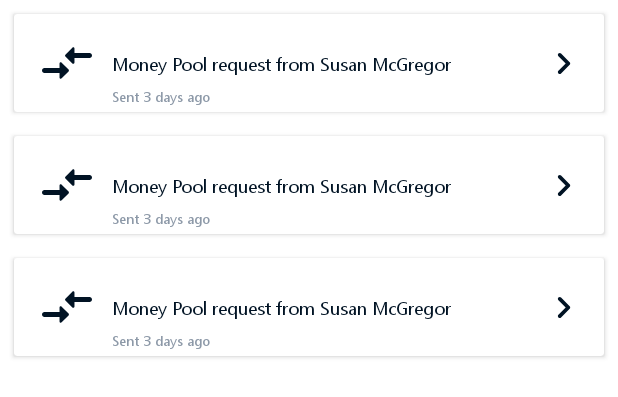
After one commit to elizabethadegbaju/QuikPay, an Android app: the layout fragment_open_pools.xml on its own in the app's theme, with its tools: preview values and no code run, on a phone screen of 412 x 824 dp. The commit adds this screen. Shown: the top 397 px of the screen. Run offline under Robolectric (Android 15) with nearby library versions, the phone set to English and light mode, and no system bars.

Commit message:
feat: user can view currently open pools they created

```diff
--- a/app/src/main/java/com/example/quikpay/data/repositories/PoolRepository.kt
+++ b/app/src/main/java/com/example/quikpay/data/repositories/PoolRepository.kt
@@ -15,5 +15,9 @@ class PoolRepository(private val firebase: FirebaseSource) {
 
     fun currentUserDetails() = firebase.userDetails
 
+    fun fetchOpenPools() = firebase.fetchOpenPools()
+
+    fun openPools() = firebase.openPools
+
     fun fetchUserDetails() = firebase.fetchUserDetails()
 }
--- /dev/null
+++ b/app/src/main/res/layout/fragment_open_pools.xml
@@ -0,0 +1,33 @@
+<?xml version="1.0" encoding="utf-8"?>
+<androidx.constraintlayout.widget.ConstraintLayout xmlns:android="http://schemas.android.com/apk/res/android"
+    xmlns:app="http://schemas.android.com/apk/res-auto"
+    xmlns:tools="http://schemas.android.com/tools"
+    android:id="@+id/constraint_open_pools"
+    android:layout_width="match_parent"
+    android:layout_height="match_parent"
+    tools:context=".ui.pool.openpools.OpenPoolsFragment">
+
+    <androidx.recyclerview.widget.RecyclerView
+        android:id="@+id/list"
+        android:layout_width="0dp"
+        android:layout_height="0dp"
+        android:layout_marginStart="1dp"
+        android:layout_marginTop="1dp"
+        android:layout_marginEnd="1dp"
+        android:layout_marginBottom="1dp"
+        app:layout_constraintBottom_toBottomOf="parent"
+        app:layout_constraintEnd_toEndOf="parent"
+        app:layout_constraintStart_toStartOf="parent"
+        app:layout_constraintTop_toTopOf="parent"
+        tools:listitem="@layout/pool_item" />
+
+    <ProgressBar
+        android:id="@+id/progressbar"
+        android:layout_width="wrap_content"
+        android:layout_height="wrap_content"
+        android:visibility="gone"
+        app:layout_constraintBottom_toBottomOf="parent"
+        app:layout_constraintEnd_toEndOf="parent"
+        app:layout_constraintStart_toStartOf="parent"
+        app:layout_constraintTop_toTopOf="parent" />
+</androidx.constraintlayout.widget.ConstraintLayout>
--- a/app/src/main/res/layout/pool_item.xml
+++ b/app/src/main/res/layout/pool_item.xml
@@ -52,7 +52,7 @@
                 app:srcCompat="@drawable/ic_round_keyboard_arrow_right_24" />
 
             <TextView
-                android:id="@+id/textView12"
+                android:id="@+id/text_date"
                 android:layout_width="wrap_content"
                 android:layout_height="wrap_content"
                 android:layout_marginBottom="4dp"
```
Also changed, not shown: app/src/main/java/com/example/quikpay/ui/pool/PoolViewModel.kt (+20 -0 lines), app/src/main/java/com/example/quikpay/ui/pool/ViewPagerAdapter.kt (+6 -13 lines), app/src/main/java/com/example/quikpay/ui/pool/openpools/OpenPoolsFragment.kt (added, +96 -0 lines), app/src/main/java/com/example/quikpay/ui/pool/openpools/OpenPoolsViewAdapter.kt (added, +94 -0 lines), app/src/main/java/com/example/quikpay/utils/FirebaseSource.kt (+25 -1 lines).
